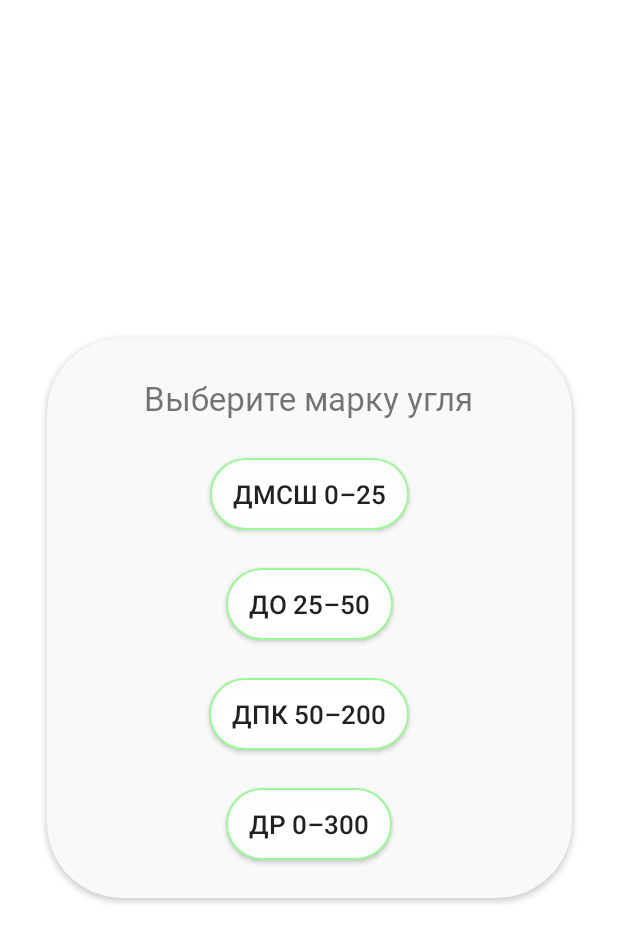
After one commit to Tuhtarov/Ugolek, an Android app: the layout dialog_mark.xml on its own in the app's theme, with its tools: preview values and no code run, on a phone screen of 412 x 824 dp. The commit adds this screen. Shown: the top 943 px of the screen. Run offline under Robolectric (Android 15) with nearby library versions, the phone set to English and light mode, and no system bars.

Commit message:
Ugolek 1.1.5 | UI (not all) + refactor of code

```diff
--- a/app/src/main/res/drawable/bg_bttn_for_provoder_layout.xml
+++ b/app/src/main/res/drawable/bg_bttn_for_provoder_layout.xml
@@ -18,6 +18,18 @@
                     </corners>
                 </shape>
             </item>
+            <item>
+                <shape
+                    android:shape="rectangle">
+                    <stroke
+                        android:width="10dp"
+                        android:color="#03377734">
+                    </stroke>
+                    <corners
+                        android:radius="50dp">
+                    </corners>
+                </shape>
+            </item>
         </layer-list>
     </item>
 
--- /dev/null
+++ b/app/src/main/res/layout/dialog_mark.xml
@@ -0,0 +1,96 @@
+<?xml version="1.0" encoding="utf-8"?>
+<androidx.constraintlayout.widget.ConstraintLayout xmlns:android="http://schemas.android.com/apk/res/android"
+    xmlns:app="http://schemas.android.com/apk/res-auto"
+    xmlns:tools="http://schemas.android.com/tools"
+    android:id="@+id/ListContainersMark"
+    android:layout_width="match_parent"
+    android:layout_height="match_parent">
+
+    <androidx.cardview.widget.CardView
+        android:id="@+id/CardViewMrkLt"
+        android:layout_width="350dp"
+        android:layout_height="wrap_content"
+        app:cardCornerRadius="50dp"
+        android:backgroundTint="@color/color_themeCardView"
+        app:layout_constraintBottom_toBottomOf="parent"
+        app:layout_constraintEnd_toEndOf="parent"
+        app:layout_constraintHorizontal_bias="0.5"
+        app:layout_constraintStart_toStartOf="parent"
+        app:layout_constraintTop_toTopOf="parent">
+
+        <LinearLayout
+            android:id="@+id/containerMark"
+            android:layout_width="match_parent"
+            android:layout_height="wrap_content"
+            android:orientation="vertical"
+            android:layout_gravity="center">
+
+            <TextView
+                android:id="@+id/text_chooseMark"
+                android:layout_width="wrap_content"
+                android:layout_height="wrap_content"
+                android:layout_marginTop="25dp"
+                android:layout_marginBottom="25dp"
+                android:layout_gravity="center"
+                android:text="@string/chooseMark"
+                android:textSize="22sp"
+                android:fontFamily="@font/russian_road">
+            </TextView>
+
+            <androidx.appcompat.widget.AppCompatButton
+                android:id="@+id/btn_dmsch_mark"
+                android:layout_width="wrap_content"
+                android:layout_height="wrap_content"
+                android:layout_marginBottom="25dp"
+                android:layout_gravity="center"
+                android:text="@string/dmsch"
+                android:textSize="17sp"
+                android:paddingHorizontal="15dp"
+                android:background="@drawable/bg_bttn_for_provoder_layout">
+
+            </androidx.appcompat.widget.AppCompatButton>
+
+            <androidx.appcompat.widget.AppCompatButton
+                android:id="@+id/btn_do_mark"
+                android:layout_width="wrap_content"
+                android:layout_height="wrap_content"
+                android:layout_marginBottom="25dp"
+                android:layout_gravity="center"
+                android:text="@string/do25"
+                android:textSize="17sp"
+                android:paddingHorizontal="15dp"
+                android:background="@drawable/bg_bttn_for_provoder_layout">
+
+            </androidx.appcompat.widget.AppCompatButton>
+
+            <androidx.appcompat.widget.AppCompatButton
+                android:id="@+id/btn_dpk_mark"
+                android:layout_width="wrap_content"
+                android:layout_height="wrap_content"
+                android:layout_marginBottom="25dp"
+                android:layout_gravity="center"
+                android:text="@string/dpk"
+                android:textSize="17sp"
+                android:paddingHorizontal="15dp"
+                android:background="@drawable/bg_bttn_for_provoder_layout">
+
+            </androidx.appcompat.widget.AppCompatButton>
+
+            <androidx.appcompat.widget.AppCompatButton
+                android:id="@+id/btn_dp_mark"
+                android:layout_width="wrap_content"
+                android:layout_height="wrap_content"
+                android:layout_marginBottom="25dp"
+                android:layout_gravity="center"
+                android:text="@string/dp"
+                android:textSize="17sp"
+                android:paddingHorizontal="15dp"
+                android:background="@drawable/bg_bttn_for_provoder_layout">
+
+            </androidx.appcompat.widget.AppCompatButton>
+
+        </LinearLayout>
+
+    </androidx.cardview.widget.CardView>
+
+</androidx.constraintlayout.widget.ConstraintLayout>
--- a/app/src/main/res/layout/provoder_layoutt.xml
+++ b/app/src/main/res/layout/dialog_provider.xml
@@ -12,7 +12,7 @@
         app:cardCornerRadius="50dp"
         android:layout_width="350dp"
         android:layout_height="wrap_content"
-        android:backgroundTint="#F9F9F9"
+        android:backgroundTint="@color/color_themeCardView"
         app:layout_constraintBottom_toBottomOf="parent"
         app:layout_constraintEnd_toEndOf="parent"
         app:layout_constraintHorizontal_bias="0.5"
--- a/app/src/main/res/values/colors.xml
+++ b/app/src/main/res/values/colors.xml
@@ -9,4 +9,5 @@
     <color name="black">#FF000000</color>
     <color name="white">#FFFFFFFF</color>
     <color name="theme_bttn">#9CFB98</color>
+    <color name="color_themeCardView">#F9F9F9</color>
 </resources>
--- a/app/src/main/res/values/strings.xml
+++ b/app/src/main/res/values/strings.xml
@@ -6,10 +6,10 @@
     <string name="chernogorskiy" translatable="false">Черногорский разрез</string>
     <string name="izyhskiy" translatable="false">Изыхский разрез</string>
 
-    <string name="mark1" translatable="false">ДМСШ 0–25</string>
-    <string name="mark2" translatable="false">ДО 25–50</string>
-    <string name="mark3" translatable="false">ДПК 50–200</string>
-    <string name="mark4" translatable="false">ДР 0–300</string>
+    <string name="dmsch" translatable="false">ДМСШ 0–25</string>
+    <string name="do25" translatable="false">ДО 25–50</string>
+    <string name="dpk" translatable="false">ДПК 50–200</string>
+    <string name="dp" translatable="false">ДР 0–300</string>
 
 
     <string name="contraintfortxtnum" translatable="false">"1","2","3","4"
@@ -39,4 +39,5 @@
     <string name="Adress">Адрес</string>
     <string name="text_accept">Подтвердить</string>
     <string name="text_chooseProvider">Выберите поставщика</string>
+    <string name="chooseMark">Выберите марку угля</string>
 </resources>
```
Also changed, not shown: app/src/main/java/com/example/myapplication/MainActivity.kt (+53 -64 lines), app/src/main/res/layout/layoutprovider.xml (deleted, +0 -73 lines), app/src/main/res/layout/mark_layout.xml (deleted, +0 -98 lines).
